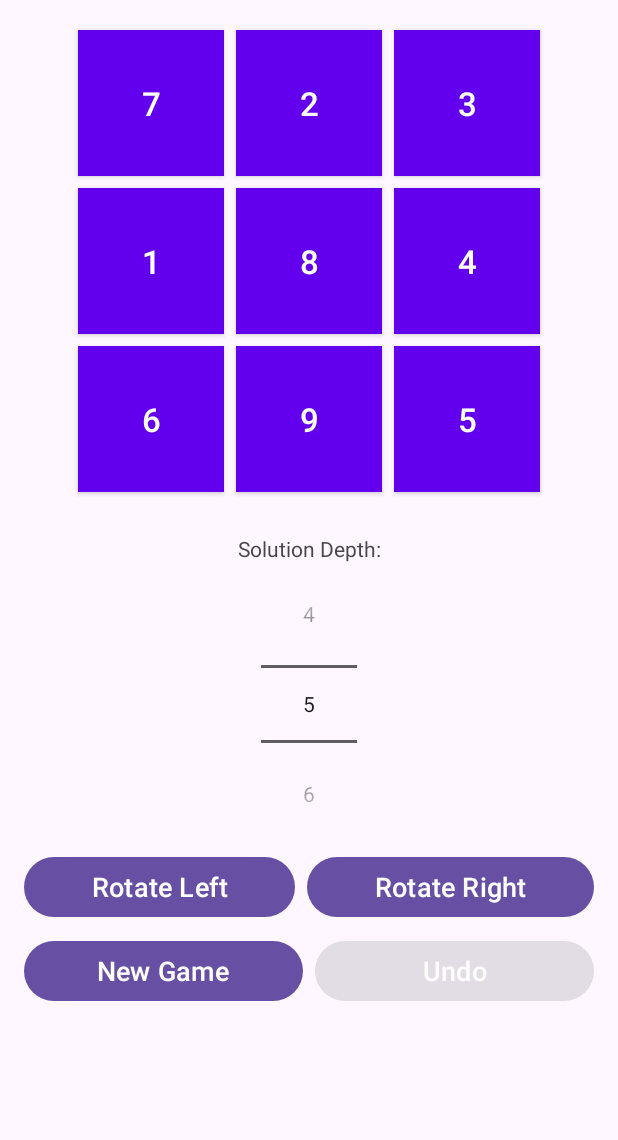
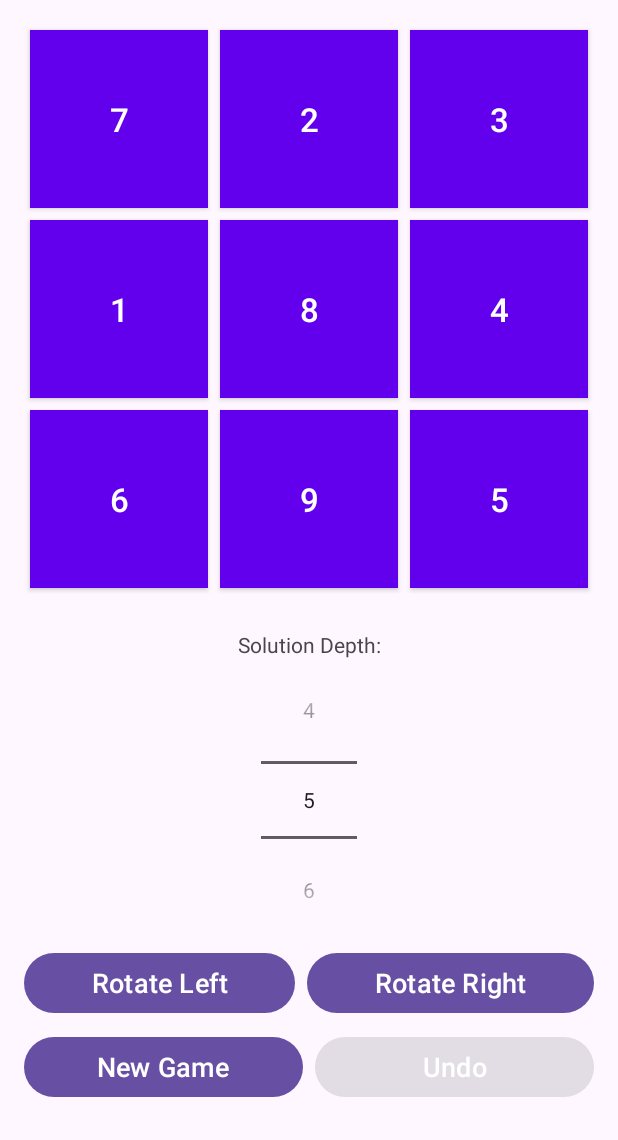
Before and after one commit to EthanWight/Revolution, an Android app: the screen it shows after launch (MainActivity), on a phone screen of 412 x 824 dp, the part 96-1236 px from its top. Run offline under Robolectric (Android 15) with nearby library versions, the phone set to English and light mode, and no system bars.

Commit message:
refactor: Simplify grid layout logic and update landscape UI
Removes the programmatic grid resizing logic from `MainActivity` and relies entirely on XML constraints for layout management. This simplifies the code by eliminating the `setGridDimensions` method.

The landscape layout (`layout-land/activity_main.xml`) has been updated to use `ConstraintLayout` features more effectively for a cleaner and more responsive design.

Key changes:
- Removed the `setGridDimensions()` method and its call from `MainActivity`.
- Updated `activity_main.xml` for landscape to improve constraints, spacing, and sizing for the grid and control elements.
- Adjusted padding, margins, and text sizes for better visual balance in landscape orientation.

```diff
--- a/app/src/main/java/edu/commonwealthu/hw2_wight/MainActivity.java
+++ b/app/src/main/java/edu/commonwealthu/hw2_wight/MainActivity.java
@@ -109,9 +109,6 @@ public class MainActivity extends AppCompatActivity {
         solutionDepthPicker.setValue(DEFAULT_SOLUTION_DEPTH);
         defaultButtonBackgroundColor = ContextCompat.getColor(this, R.color.colorPrimary);
 
-        // Set proper grid dimensions
-        setGridDimensions();
-
         // Setup UI controls and listeners
         Button newGameButton = findViewById(R.id.newGameButton);
         newGameButton.setOnClickListener(v -> startNewGame(solutionDepthPicker.getValue()));
@@ -130,39 +127,6 @@ public class MainActivity extends AppCompatActivity {
             // Start the first game
             startNewGame(solutionDepthPicker.getValue());
         }
-    }
-
-    /**
-     * Sets the grid dimensions to ensure it maintains a square aspect ratio
-     */
-    private void setGridDimensions() {
-        gridLayout.post(() -> {
-            DisplayMetrics displayMetrics = getResources().getDisplayMetrics();
-            int screenWidth = displayMetrics.widthPixels;
-            int screenHeight = displayMetrics.heightPixels;
-
-            // Get the current orientation
-            int orientation = getResources().getConfiguration().orientation;
-
-            // Calculate the maximum size for the grid
-            int maxSize;
-            if (orientation == android.content.res.Configuration.ORIENTATION_LANDSCAPE) {
-                // In landscape, limit size to available height minus toolbar and margins
-                int availableHeight = screenHeight -
-                        (int)(getResources().getDimension(R.dimen.large_margin) * 2) -
-                        (getSupportActionBar() != null ? getSupportActionBar().getHeight() : 0);
-                maxSize = Math.min(availableHeight, screenWidth / 2);
-            } else {
-                // In portrait, limit to screen width minus margins
-                maxSize = Math.min(screenWidth, screenHeight) -
-                        (int)(getResources().getDimension(R.dimen.large_margin) * 4);
-            }
-
-            ViewGroup.LayoutParams params = gridLayout.getLayoutParams();
-            params.width = maxSize;
-            params.height = maxSize;
-            gridLayout.setLayoutParams(params);
-        });
     }
 
     /**
--- a/app/src/main/res/layout-land/activity_main.xml
+++ b/app/src/main/res/layout-land/activity_main.xml
@@ -23,41 +23,44 @@
 
     </com.google.android.material.appbar.AppBarLayout>
 
-    <!-- Grid takes up left side, sized to fit available height -->
+    <!-- Grid takes up left side, properly constrained -->
     <GridLayout
         android:id="@+id/grid"
         android:layout_width="0dp"
         android:layout_height="0dp"
         android:columnCount="3"
         android:rowCount="3"
-        android:padding="2dp"
-        android:layout_marginStart="4dp"
-        android:layout_marginEnd="2dp"
-        android:layout_marginTop="4dp"
-        android:layout_marginBottom="4dp"
+        android:padding="8dp"
+        android:layout_marginStart="8dp"
+        android:layout_marginEnd="8dp"
+        android:layout_marginTop="8dp"
+        android:layout_marginBottom="8dp"
         app:layout_constraintDimensionRatio="1:1"
         app:layout_constraintTop_toBottomOf="@id/appBarLayout"
         app:layout_constraintBottom_toBottomOf="parent"
         app:layout_constraintStart_toStartOf="parent"
         app:layout_constraintEnd_toStartOf="@+id/controlsContainer"
+        app:layout_constraintWidth_max="400dp"
+        app:layout_constraintHeight_max="400dp"
+        app:layout_constraintHorizontal_bias="0"
         app:layout_constraintVertical_bias="0.5" />
 
     <!-- Controls container on the right side -->
     <LinearLayout
         android:id="@+id/controlsContainer"
-        style="?android:attr/buttonBarStyle"
         android:layout_width="0dp"
         android:layout_height="0dp"
         android:orientation="vertical"
         android:gravity="center_vertical"
-        android:paddingStart="2dp"
-        android:paddingEnd="4dp"
-        android:paddingTop="2dp"
-        android:paddingBottom="2dp"
+        android:paddingStart="8dp"
+        android:paddingEnd="8dp"
+        android:paddingTop="8dp"
+        android:paddingBottom="8dp"
         app:layout_constraintTop_toBottomOf="@id/appBarLayout"
         app:layout_constraintBottom_toBottomOf="parent"
         app:layout_constraintStart_toEndOf="@id/grid"
-        app:layout_constraintEnd_toEndOf="parent">
+        app:layout_constraintEnd_toEndOf="parent"
+        app:layout_constraintWidth_min="200dp">
 
         <TextView
             android:id="@+id/solutionDepthLabel"
@@ -65,7 +68,7 @@
             android:layout_height="wrap_content"
             android:text="@string/solution_depth"
             android:textSize="11sp"
-            android:layout_marginBottom="1dp"
+            android:layout_marginBottom="2dp"
             android:gravity="center" />
 
         <NumberPicker
@@ -75,7 +78,7 @@
             android:scaleX="0.75"
             android:scaleY="0.75"
             android:layout_gravity="center_horizontal"
-            android:layout_marginBottom="2dp" />
+            android:layout_marginBottom="4dp" />
 
         <!-- Rotation controls - horizontal -->
         <LinearLayout
@@ -84,31 +87,31 @@
             android:layout_height="wrap_content"
             android:orientation="horizontal"
             android:visibility="visible"
-            android:layout_marginBottom="3dp">
+            android:layout_marginBottom="6dp">
 
             <Button
                 android:id="@+id/rotateLeftButton"
                 android:layout_width="0dp"
-                android:layout_height="72dp"
+                android:layout_height="wrap_content"
                 android:layout_weight="1"
                 android:textColor="@color/button_text_color"
                 android:text="@string/rotate_left"
-                android:textSize="24sp"
-                android:minHeight="0dp"
-                android:padding="10dp"
-                android:layout_marginEnd="2dp" />
+                android:textSize="20sp"
+                android:minHeight="60dp"
+                android:padding="8dp"
+                android:layout_marginEnd="4dp" />
 
             <Button
                 android:id="@+id/rotateRightButton"
                 android:layout_width="0dp"
-                android:layout_height="72dp"
+                android:layout_height="wrap_content"
                 android:layout_weight="1"
                 android:textColor="@color/button_text_color"
                 android:text="@string/rotate_right"
-                android:textSize="24sp"
-                android:minHeight="0dp"
-                android:padding="10dp"
-                android:layout_marginStart="2dp" />
+                android:textSize="20sp"
+                android:minHeight="60dp"
+                android:padding="8dp"
+                android:layout_marginStart="4dp" />
         </LinearLayout>
 
         <!-- Game controls - horizontal -->
@@ -121,26 +124,26 @@
             <Button
                 android:id="@+id/newGameButton"
                 android:layout_width="0dp"
-                android:layout_height="72dp"
+                android:layout_height="wrap_content"
                 android:layout_weight="1"
                 android:textColor="@color/button_text_color"
                 android:text="@string/new_game"
-                android:textSize="24sp"
-                android:minHeight="0dp"
-                android:padding="10dp"
-                android:layout_marginEnd="2dp" />
+                android:textSize="20sp"
+                android:minHeight="60dp"
+                android:padding="8dp"
+                android:layout_marginEnd="4dp" />
 
             <Button
                 android:id="@+id/undoButton"
                 android:layout_width="0dp"
-                android:layout_height="72dp"
+                android:layout_height="wrap_content"
                 android:layout_weight="1"
                 android:textColor="@color/button_text_color"
                 android:text="@string/undo"
-                android:textSize="24sp"
-                android:minHeight="0dp"
-                android:padding="10dp"
-                android:layout_marginStart="2dp" />
+                android:textSize="20sp"
+                android:minHeight="60dp"
+                android:padding="8dp"
+                android:layout_marginStart="4dp" />
         </LinearLayout>
 
     </LinearLayout>
```
